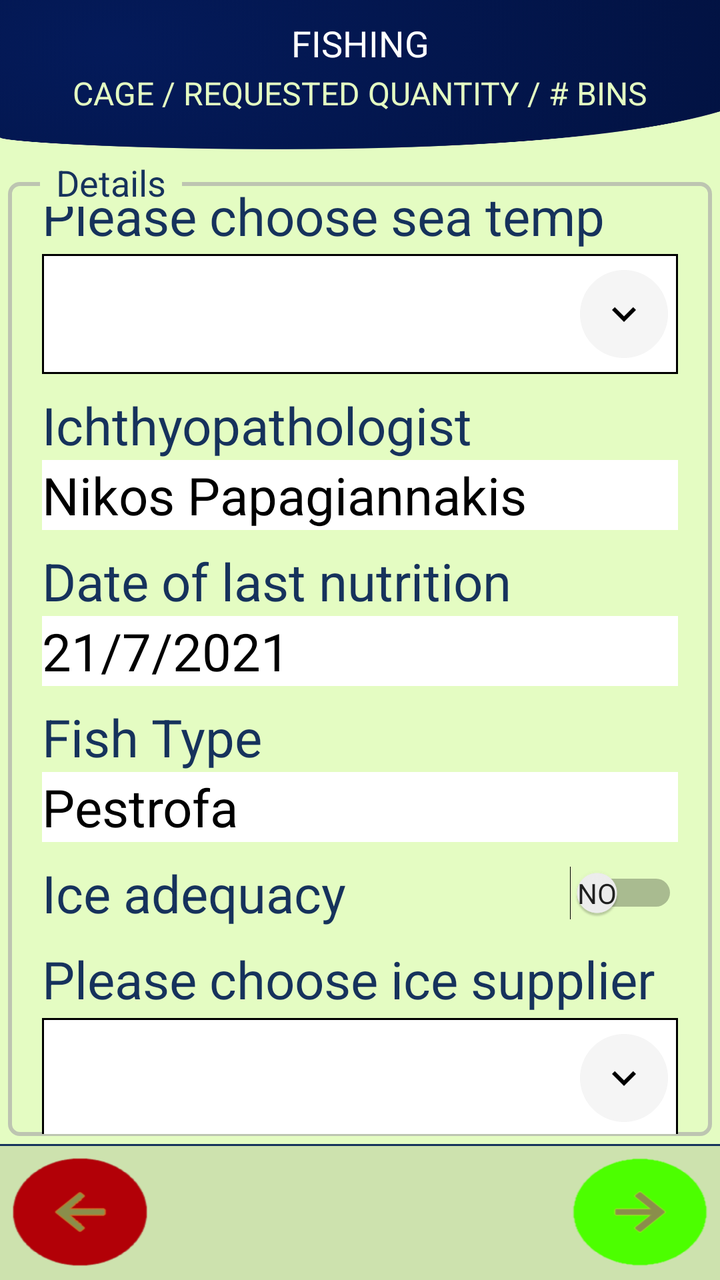
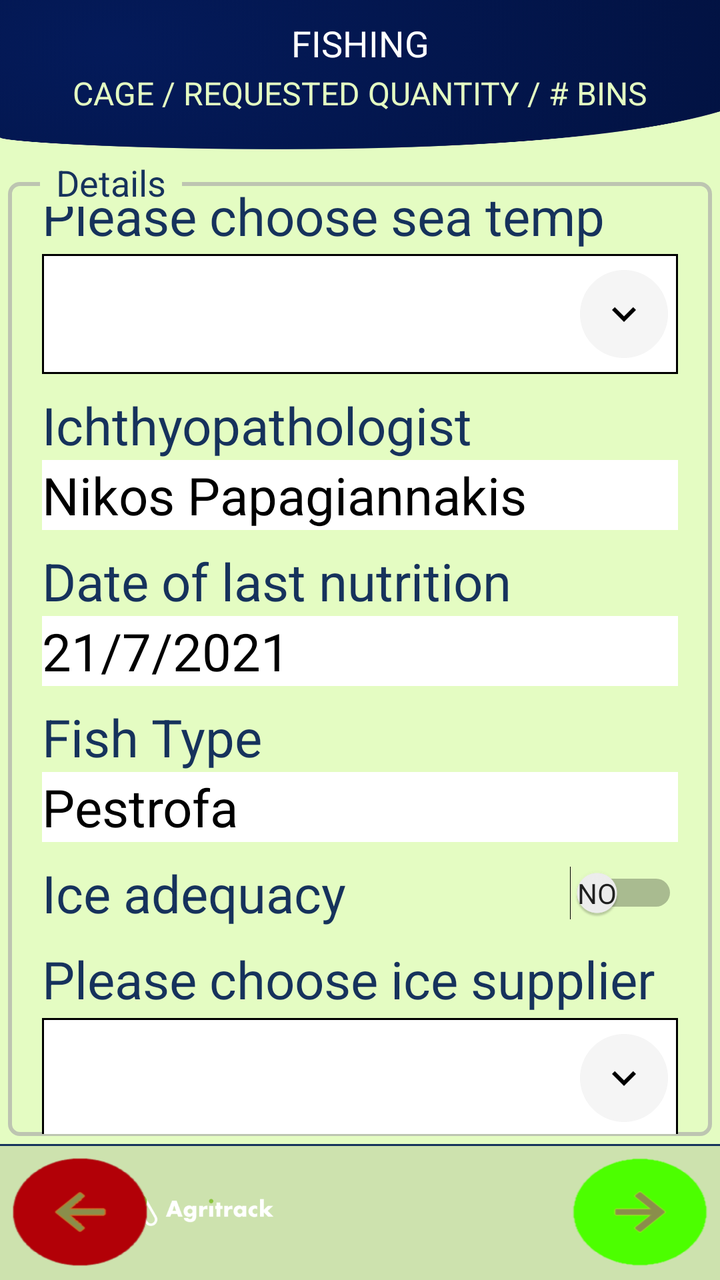

The first picture is an Android layout as it rendered before a commit; the second is the same layout after the commit. The layout source and the unified diff follow.
<!-- AndroidManifest.xml: application theme Theme.FishTrack -->
<!-- res/layout/activity_fishing_details.xml -->
<?xml version="1.0" encoding="utf-8"?>
<androidx.constraintlayout.widget.ConstraintLayout xmlns:android="http://schemas.android.com/apk/res/android"
    xmlns:app="http://schemas.android.com/apk/res-auto"
    xmlns:tools="http://schemas.android.com/tools"
    android:id="@+id/rootLayout"
    android:layout_width="match_parent"
    android:layout_height="match_parent"
    android:background="@color/agri_green"
    tools:context=".ui.activity.fishing.FishingDetailsActivity">

    <androidx.constraintlayout.widget.ConstraintLayout
        android:id="@+id/headerLayout"
        android:layout_width="match_parent"
        android:layout_height="75dp"
        android:background="@drawable/bg_form_screen"
        android:backgroundTint="@color/agri_blue"
        android:backgroundTintMode="multiply"
        android:clipChildren="false"
        android:clipToPadding="false"
        android:fadingEdge="horizontal"
        android:paddingTop="0dp"
        app:layout_constraintEnd_toEndOf="parent"
        app:layout_constraintStart_toStartOf="parent"
        app:layout_constraintTop_toTopOf="parent">


        <ImageView
            android:id="@+id/ivBack"
            android:layout_width="wrap_content"
            android:layout_height="wrap_content"
            android:layout_marginStart="8dp"
            android:layout_marginEnd="16dp"
            android:layout_marginBottom="14dp"
            android:contentDescription="back Image"
            android:src="@drawable/ic_back"
            android:visibility="invisible"
            app:layout_constraintBottom_toBottomOf="parent"
            app:layout_constraintEnd_toStartOf="@+id/tvTitleToolbar"
            app:layout_constraintStart_toStartOf="parent"
            app:layout_constraintTop_toTopOf="parent" />

        <TextView
            android:id="@+id/tvTitleToolbar"
            fontPath="fonts/open_sans_semibold.ttf"
            android:layout_width="wrap_content"
            android:layout_height="wrap_content"
            android:layout_marginBottom="32dp"
            android:width="250sp"
            android:gravity="center|top|fill_vertical"
            android:text="@string/title_fishing"
            android:textColor="@color/white"
            android:textSize="@dimen/title_font_size"
            app:layout_constraintBottom_toBottomOf="parent"
            app:layout_constraintEnd_toStartOf="@+id/ivNext"
            app:layout_constraintStart_toEndOf="@+id/ivBack"
            app:layout_constraintTop_toTopOf="parent"
            tools:ignore="MissingPrefix" />


        <ImageView
            android:id="@+id/ivNext"
            android:layout_width="wrap_content"
            android:layout_height="wrap_content"
            android:layout_marginStart="16dp"
            android:layout_marginEnd="8dp"
            android:layout_marginBottom="14dp"
            android:src="@drawable/ic_next"
            android:visibility="invisible"
            app:layout_constraintBottom_toBottomOf="parent"
            app:layout_constraintEnd_toEndOf="parent"
            app:layout_constraintStart_toEndOf="@+id/tvTitleToolbar"
            app:layout_constraintTop_toTopOf="parent" />

        <TextView
            android:id="@+id/tvPlatformQuantityNoBins"
            android:layout_width="0dp"
            android:layout_height="wrap_content"
            android:layout_marginBottom="16dp"
            android:backgroundTint="@color/agri_blue"
            android:backgroundTintMode="screen"
            android:gravity="center"
            android:text="@string/title_cage_quantity_no_bins"
            android:textColor="@color/agri_green"
            android:textSize="@dimen/subtitle_font_size"
            app:layout_constraintBottom_toBottomOf="parent"
            app:layout_constraintEnd_toEndOf="parent"
            app:layout_constraintStart_toStartOf="parent"
            app:layout_constraintTop_toBottomOf="@+id/tvTitleToolbar"
            tools:layout_conversion_absoluteHeight="0dp"
            tools:layout_conversion_absoluteWidth="0dp" />

    </androidx.constraintlayout.widget.ConstraintLayout>

    <androidx.constraintlayout.widget.ConstraintLayout
        android:id="@+id/formLayout"
        android:layout_width="0dp"
        android:layout_height="0dp"
        app:layout_constraintBottom_toTopOf="@+id/footerLayout"
        app:layout_constraintEnd_toEndOf="parent"
        app:layout_constraintHorizontal_bias="0.0"
        app:layout_constraintStart_toStartOf="parent"
        app:layout_constraintTop_toBottomOf="@id/headerLayout">

        <RelativeLayout
            android:id="@+id/fishMainLayout"
            android:layout_width="0dp"
            android:layout_height="0dp"
            android:layout_marginStart="4dp"
            android:layout_marginTop="4dp"
            android:layout_marginEnd="4dp"
            android:layout_marginBottom="4dp"
            app:layout_constraintBottom_toBottomOf="parent"
            app:layout_constraintEnd_toEndOf="parent"
            app:layout_constraintStart_toStartOf="parent"
            app:layout_constraintTop_toTopOf="parent">

        <androidx.constraintlayout.widget.ConstraintLayout
            android:layout_width="match_parent"
            android:layout_height="match_parent"
            android:layout_marginTop="12dp"
            android:background="@drawable/shape_rounded_corner_with_shadow"
            android:orientation="vertical"
            android:padding="1dp">

        <Spinner
            android:id="@+id/spIceSupplier"
            style="@style/spinner_style"
            android:layout_width="0dp"
            android:layout_height="60dp"
            android:layout_marginStart="16dp"
            android:layout_marginEnd="16dp"
            android:layout_marginBottom="16dp"
            android:dropDownWidth="match_parent"
            android:focusableInTouchMode="true"
            android:requiresFadingEdge="horizontal"
            android:spinnerMode="dropdown"
            android:textAlignment="textStart"
            android:visibility="visible"
            app:layout_constraintBottom_toBottomOf="parent"
            app:layout_constraintEnd_toEndOf="parent"
            app:layout_constraintHorizontal_bias="0.0"
            app:layout_constraintStart_toStartOf="parent"
            app:layout_constraintTop_toBottomOf="@+id/tvIceSupplier"
            tools:layout_conversion_absoluteHeight="0dp"
            tools:layout_conversion_absoluteWidth="0dp" />

            <TextView
                android:id="@+id/tvFishType2"
                android:layout_width="0dp"
                android:layout_height="wrap_content"
                android:layout_marginStart="16dp"
                android:layout_marginTop="8dp"
                android:layout_marginEnd="16dp"
                android:text="@string/fish_type"
                android:textColor="@color/label_blue"
                android:textSize="@dimen/text_view_font_size"
                app:layout_constraintBottom_toTopOf="@+id/tvTypeOfFish"
                app:layout_constraintEnd_toEndOf="parent"
                app:layout_constraintHorizontal_bias="0.0"
                app:layout_constraintStart_toStartOf="parent"
                app:layout_constraintTop_toBottomOf="@+id/tvDateOfLastNutrition" />

            <TextView
                android:id="@+id/tvChooseSeaTemp"
                android:layout_width="0dp"
                android:layout_height="wrap_content"
                android:layout_marginStart="16dp"
                android:layout_marginTop="16dp"
                android:layout_marginEnd="16dp"
                android:text="@string/choose_sea_temp"
                android:textColor="@color/label_blue"
                android:textSize="@dimen/text_view_font_size"
                app:layout_constraintBottom_toTopOf="@+id/spSeaTemp"
                app:layout_constraintEnd_toEndOf="parent"
                app:layout_constraintStart_toStartOf="parent"
                app:layout_constraintTop_toTopOf="parent" />

        <Spinner
            android:id="@+id/spSeaTemp"
            style="@style/spinner_style"
            android:layout_width="0dp"
            android:layout_height="60dp"
            android:layout_marginStart="16dp"
            android:layout_marginEnd="16dp"
            android:dropDownWidth="match_parent"
            android:focusableInTouchMode="true"
            android:requiresFadingEdge="horizontal"
            android:spinnerMode="dropdown"
            android:textAlignment="textStart"
            android:visibility="visible"
            app:layout_constraintBottom_toTopOf="@+id/tvIchthyopathologist"
            app:layout_constraintEnd_toEndOf="parent"
            app:layout_constraintHorizontal_bias="0.0"
            app:layout_constraintStart_toStartOf="parent"
            app:layout_constraintTop_toBottomOf="@+id/tvChooseSeaTemp"
            tools:layout_conversion_absoluteHeight="0dp"
            tools:layout_conversion_absoluteWidth="0dp" />

            <TextView
                android:id="@+id/tvIchthyopathologist"
                android:layout_width="0dp"
                android:layout_height="wrap_content"
                android:layout_marginStart="16dp"
                android:layout_marginTop="8dp"
                android:layout_marginEnd="16dp"
                android:text="@string/ichthyopathologist"
                android:textColor="@color/label_blue"
                android:textSize="@dimen/text_view_font_size"
                app:layout_constraintBottom_toTopOf="@+id/tvNameOfIchthyopathologist"
                app:layout_constraintEnd_toEndOf="parent"
                app:layout_constraintStart_toStartOf="parent"
                app:layout_constraintTop_toBottomOf="@+id/spSeaTemp" />

        <TextView
            android:id="@+id/tvNameOfIchthyopathologist"
            android:layout_width="0dp"
            android:layout_height="wrap_content"
            android:layout_marginStart="16dp"
            android:layout_marginEnd="16dp"
            android:background="@color/white"
            android:text="@string/ichthyopathologist_name"
            android:textColor="@color/black"
            android:textSize="@dimen/text_view_font_size"
            app:layout_constraintBottom_toTopOf="@+id/tvLastNutrition"
            app:layout_constraintEnd_toEndOf="parent"
            app:layout_constraintHorizontal_bias="1.0"
            app:layout_constraintStart_toStartOf="parent"
            app:layout_constraintTop_toBottomOf="@+id/tvIchthyopathologist" />

            <TextView
                android:id="@+id/tvLastNutrition"
                android:layout_width="0dp"
                android:layout_height="wrap_content"
                android:layout_marginStart="16dp"
                android:layout_marginTop="8dp"
                android:layout_marginEnd="16dp"
                android:text="@string/last_fed"
                android:textColor="@color/label_blue"
                android:textSize="@dimen/text_view_font_size"
                app:layout_constraintBottom_toTopOf="@+id/tvDateOfLastNutrition"
                app:layout_constraintEnd_toEndOf="parent"
                app:layout_constraintHorizontal_bias="1.0"
                app:layout_constraintStart_toStartOf="parent"
                app:layout_constraintTop_toBottomOf="@+id/tvNameOfIchthyopathologist" />

        <TextView
            android:id="@+id/tvDateOfLastNutrition"
            android:layout_width="0dp"
            android:layout_height="wrap_content"
            android:layout_marginStart="16dp"
            android:layout_marginEnd="16dp"
            android:background="@color/white"
            android:text="@string/last_fed_date"
            android:textColor="@color/black"
            android:textSize="@dimen/text_view_font_size"
            app:layout_constraintBottom_toTopOf="@+id/tvFishType2"
            app:layout_constraintEnd_toEndOf="parent"
            app:layout_constraintHorizontal_bias="1.0"
            app:layout_constraintStart_toStartOf="parent"
            app:layout_constraintTop_toBottomOf="@+id/tvLastNutrition" />

        <TextView
            android:id="@+id/tvTypeOfFish"
            android:layout_width="0dp"
            android:layout_height="wrap_content"
            android:layout_marginStart="16dp"
            android:layout_marginEnd="16dp"
            android:background="@color/white"
            android:text="@string/type_of_fish"
            android:textColor="@color/black"
            android:textSize="@dimen/text_view_font_size"
            app:layout_constraintBottom_toTopOf="@+id/switchIce"
            app:layout_constraintEnd_toEndOf="parent"
            app:layout_constraintHorizontal_bias="0.0"
            app:layout_constraintStart_toStartOf="parent"
            app:layout_constraintTop_toBottomOf="@+id/tvFishType2" />

            <Switch
                android:id="@+id/switchIce"
                android:layout_width="0dp"
                android:layout_height="wrap_content"
                android:layout_marginStart="16dp"
                android:layout_marginTop="8dp"
                android:layout_marginEnd="16dp"
                android:layout_marginBottom="8dp"
                android:scaleX="1"
                android:showText="true"
                android:text="@string/ice_adequacy"
                android:textColor="@color/label_blue"
                android:textOff="@string/no"
                android:textOn="@string/yes"
                android:textSize="@dimen/text_view_font_size"
                app:layout_constraintBottom_toTopOf="@+id/tvIceSupplier"
                app:layout_constraintEnd_toEndOf="parent"
                app:layout_constraintHorizontal_bias="1.0"
                app:layout_constraintStart_toStartOf="parent"
                app:layout_constraintTop_toBottomOf="@+id/tvTypeOfFish" />

            <TextView
                android:id="@+id/tvIceSupplier"
                android:layout_width="0dp"
                android:layout_height="wrap_content"
                android:layout_marginStart="16dp"
                android:layout_marginEnd="16dp"
                android:text="@string/choose_ice_supplier"
                android:textColor="@color/label_blue"
                android:textSize="@dimen/text_view_font_size"
                app:layout_constraintBottom_toTopOf="@+id/spIceSupplier"
                app:layout_constraintEnd_toEndOf="parent"
                app:layout_constraintStart_toStartOf="parent"
                app:layout_constraintTop_toBottomOf="@+id/switchIce" />

            </androidx.constraintlayout.widget.ConstraintLayout>

            <TextView
                android:layout_width="wrap_content"
                android:layout_height="wrap_content"
                android:layout_alignParentTop="true"
                android:layout_marginStart="16dp"
                android:background="@color/agri_green"
                android:paddingHorizontal="8dp"
                android:text="Details"
                android:textColor="@color/label_blue"
                android:textSize="18sp" />

        </RelativeLayout>

    </androidx.constraintlayout.widget.ConstraintLayout>

    <androidx.constraintlayout.widget.ConstraintLayout
        android:id="@+id/footerLayout"
        android:layout_width="0dp"
        android:layout_height="68sp"
        android:background="@drawable/border_top"
        app:layout_constraintBottom_toBottomOf="parent"
        app:layout_constraintEnd_toEndOf="parent"
        app:layout_constraintStart_toStartOf="parent"
        app:layout_constraintTop_toBottomOf="@+id/formLayout">

        <ImageView
            android:id="@+id/ivBackToFillBins"
            android:layout_width="wrap_content"
            android:layout_height="wrap_content"
            android:layout_marginStart="16dp"
            android:scaleX="1.5"
            android:scaleY="1.2"
            app:layout_constraintBottom_toBottomOf="parent"
            app:layout_constraintStart_toStartOf="parent"
            app:layout_constraintTop_toTopOf="parent"
            app:srcCompat="@drawable/ic_shortcut_arrow_back" />

        <ImageView
            android:id="@+id/ivToCongs"
            android:layout_width="wrap_content"
            android:layout_height="wrap_content"
            android:layout_marginEnd="16dp"
            android:scaleX="1.5"
            android:scaleY="1.2"
            app:layout_constraintBottom_toBottomOf="parent"
            app:layout_constraintEnd_toEndOf="parent"
            app:layout_constraintTop_toTopOf="parent"
            app:srcCompat="@drawable/ic_shortcut_arrow_forward" />
    </androidx.constraintlayout.widget.ConstraintLayout>

</androidx.constraintlayout.widget.ConstraintLayout>
<!-- resources referenced by this layout -->
<resources>
  <color name="agri_blue">#16325c</color>
  <color name="agri_green">#e4fcc2</color>
  <color name="black">#000</color>
  <color name="label_blue">#16325c</color>
  <color name="white">#fff</color>
  <dimen name="subtitle_font_size">16sp</dimen>
  <dimen name="text_view_font_size">26sp</dimen>
  <dimen name="title_font_size">18sp</dimen>
  <!-- drawable bg_form_screen: png bitmap (drawable-hdpi, 110981 bytes) -->
  <!-- drawable border_top (drawable) -->
  <?xml version="1.0" encoding="utf-8"?>
  <layer-list xmlns:android="http://schemas.android.com/apk/res/android" >
      <item>
          <shape android:shape="rectangle" >
              <solid android:color="@color/agri_blue"/>
          </shape>
      </item>
      <item android:top="1dp">
          <shape android:shape="rectangle" >
              <solid android:color="@color/footer_green" />
          </shape>
      </item>
  </layer-list>
  <!-- drawable ic_back: png bitmap (drawable-hdpi, 647 bytes) -->
  <!-- drawable ic_next: png bitmap (drawable-hdpi, 515 bytes) -->
  <!-- drawable ic_shortcut_arrow_back: png bitmap (drawable-hdpi, 1923 bytes) -->
  <!-- drawable ic_shortcut_arrow_forward: png bitmap (drawable-hdpi, 1562 bytes) -->
  <!-- drawable shape_rounded_corner_with_shadow (drawable) -->
  <?xml version="1.0" encoding="utf-8"?>
  <shape xmlns:android="http://schemas.android.com/apk/res/android"
      android:shape="rectangle">
      <stroke
          android:width="2dp"
          android:color="@color/dark_grey" />
      <corners android:radius="5dp" />
  </shape>
  <string name="choose_ice_supplier">Please choose ice supplier</string>
  <string name="choose_sea_temp">Please choose sea temp</string>
  <string name="fish_type">Fish Type</string>
  <string name="ice_adequacy">Ice adequacy</string>
  <string name="ichthyopathologist">Ichthyopathologist</string>
  <string name="ichthyopathologist_name">Nikos Papagiannakis</string>
  <string name="last_fed">Date of last nutrition</string>
  <string name="last_fed_date">21/7/2021</string>
  <string name="no">NO</string>
  <string name="title_cage_quantity_no_bins">CAGE / REQUESTED QUANTITY / # BINS</string>
  <string name="title_fishing">FISHING</string>
  <string name="type_of_fish">Pestrofa</string>
  <string name="yes">YES</string>
  <style name="spinner_style">
          <item name="android:layout_width">match_parent</item>
          <item name="android:layout_height">wrap_content</item>
          <item name="android:background">@drawable/gradient_spinner</item>
          <item name="android:layout_marginTop">2dp</item>
      </style>
  <style name="Theme.FishTrack" parent="Theme.MaterialComponents.Light" />
  <color name="footer_green">#cde2ae</color>
  <color name="dark_grey">#A9A9A9A9</color>
  <!-- drawable gradient_spinner (drawable) -->
  <?xml version="1.0" encoding="utf-8"?>
  <selector xmlns:android="http://schemas.android.com/apk/res/android">
      <item>
          <layer-list>
              <item>
                  <shape>
                      <solid android:color="#ffffff" />
                      <stroke android:width="1dp" android:color="#000000" />
                      <padding android:bottom="3dp" android:left="3dp" android:right="3dp" android:top="3dp" />
                  </shape>
  
              </item>
              <item>
                  <bitmap android:gravity="center|right" android:src="@drawable/ic_shortcut_keyboard_arrow_down" />
              </item>
          </layer-list>
      </item>
  </selector>
  <!-- drawable ic_shortcut_keyboard_arrow_down: png bitmap (drawable-hdpi, 1476 bytes) -->
</resources>

<!-- the commit's change to res/layout/activity_fishing_details.xml (unified diff, before → after) -->
@@ -269,14 +269,14 @@
             android:text="@string/type_of_fish"
             android:textColor="@color/black"
             android:textSize="@dimen/text_view_font_size"
-            app:layout_constraintBottom_toTopOf="@+id/switchIce"
+            app:layout_constraintBottom_toTopOf="@+id/switchIceAdequacy"
             app:layout_constraintEnd_toEndOf="parent"
             app:layout_constraintHorizontal_bias="0.0"
             app:layout_constraintStart_toStartOf="parent"
             app:layout_constraintTop_toBottomOf="@+id/tvFishType2" />
 
             <Switch
-                android:id="@+id/switchIce"
+                android:id="@+id/switchIceAdequacy"
                 android:layout_width="0dp"
                 android:layout_height="wrap_content"
                 android:layout_marginStart="16dp"
@@ -308,7 +308,7 @@
                 app:layout_constraintBottom_toTopOf="@+id/spIceSupplier"
                 app:layout_constraintEnd_toEndOf="parent"
                 app:layout_constraintStart_toStartOf="parent"
-                app:layout_constraintTop_toBottomOf="@+id/switchIce" />
+                app:layout_constraintTop_toBottomOf="@+id/switchIceAdequacy" />
 
             </androidx.constraintlayout.widget.ConstraintLayout>
 
@@ -338,7 +338,21 @@
         app:layout_constraintTop_toBottomOf="@+id/formLayout">
 
         <ImageView
-            android:id="@+id/ivBackToFillBins"
+            android:id="@+id/imageView5"
+            android:layout_width="wrap_content"
+            android:layout_height="wrap_content"
+            android:layout_marginTop="24dp"
+            android:layout_marginBottom="24dp"
+            android:scaleX="0.7"
+            android:scaleY="0.7"
+            app:layout_constraintBottom_toBottomOf="parent"
+            app:layout_constraintEnd_toStartOf="@+id/ivToCongs"
+            app:layout_constraintStart_toEndOf="@+id/ivBackToFillBins"
+            app:layout_constraintTop_toTopOf="parent"
+            app:srcCompat="@drawable/powered_by_agritrack" />
+
+        <ImageView
+            android:id="@+id/ivBackToCage"
             android:layout_width="wrap_content"
             android:layout_height="wrap_content"
             android:layout_marginStart="16dp"
@@ -350,7 +364,7 @@
             app:srcCompat="@drawable/ic_shortcut_arrow_back" />
 
         <ImageView
-            android:id="@+id/ivToCongs"
+            android:id="@+id/ivToFillBins"
             android:layout_width="wrap_content"
             android:layout_height="wrap_content"
             android:layout_marginEnd="16dp"
<!-- resource entries referenced after the edit -->
@@ -27,6 +27,7 @@
   <!-- drawable ic_next: png bitmap (drawable-hdpi, 515 bytes) -->
   <!-- drawable ic_shortcut_arrow_back: png bitmap (drawable-hdpi, 1923 bytes) -->
   <!-- drawable ic_shortcut_arrow_forward: png bitmap (drawable-hdpi, 1562 bytes) -->
+  <!-- drawable powered_by_agritrack: png bitmap (drawable-hdpi, 13903 bytes) -->
   <!-- drawable shape_rounded_corner_with_shadow (drawable) -->
   <?xml version="1.0" encoding="utf-8"?>
   <shape xmlns:android="http://schemas.android.com/apk/res/android"
